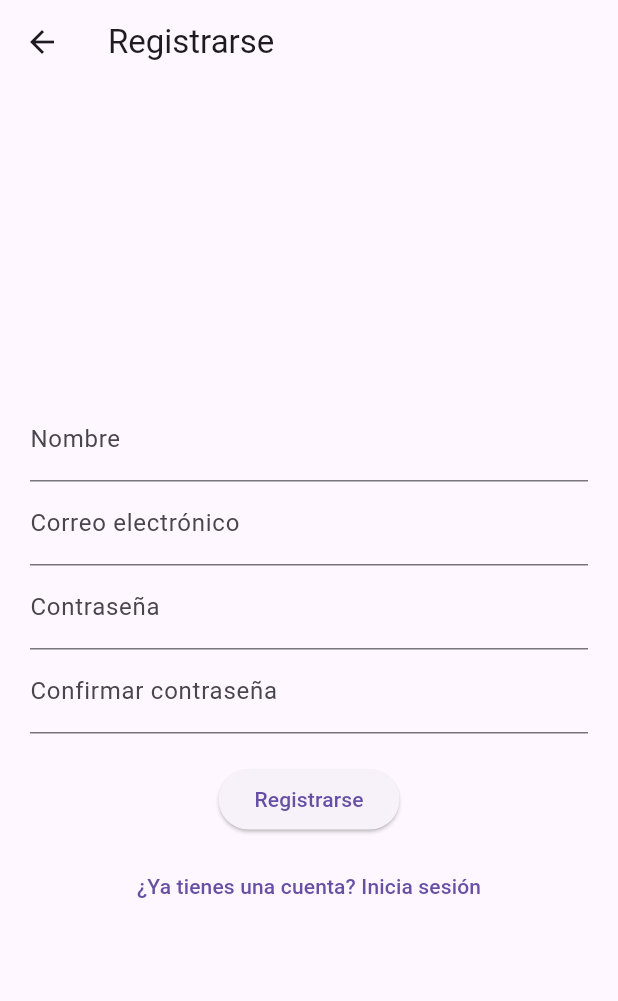
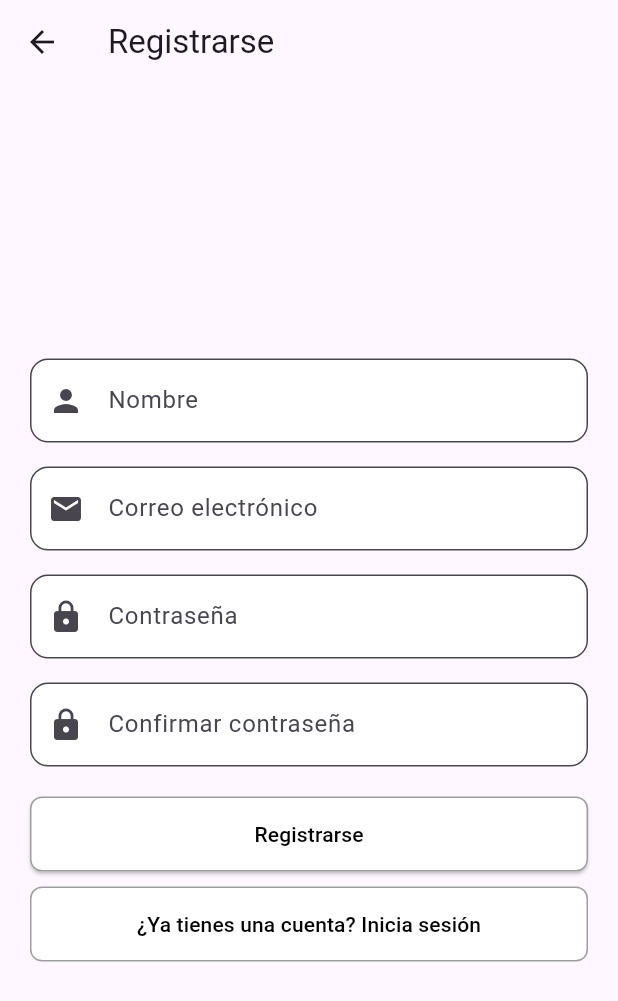
Before and after one commit to Judame21/cajero, a Flutter app: the RegisterScreen screen opened directly, on a phone screen of 412 x 824 dp. Shown: the top 1001 px of the screen. Run offline on Flutter 3.47's test engine with Material 3 defaults, Android fonts, the light colour scheme and no system bars; our stand-ins replace cloud_firestore, firebase_auth, firebase_core, fluttertoast, google_sign_in; accounts and stored records are empty; network calls fail.

Commit message:
Styles aplicados al register}

```diff
--- a/lib/screens/login.dart
+++ b/lib/screens/login.dart
@@ -205,7 +205,6 @@ class _LoginScreenState extends State<LoginScreen> {
                   MaterialPageRoute(builder: (context) => RegisterScreen()),
                 );
               },
-              child: Text('¿No tienes cuenta? Regístrate aquí'),
               style: ElevatedButton.styleFrom(
                       backgroundColor: Colors.white,
                       foregroundColor: Colors.black,
@@ -215,6 +214,8 @@ class _LoginScreenState extends State<LoginScreen> {
                         borderRadius: BorderRadius.circular(8),
                       ),
                     ),
+              child: Text('¿No tienes cuenta? Regístrate aquí'),
+
             ),
             SizedBox(height: 20),
           ],
--- a/lib/screens/register.dart
+++ b/lib/screens/register.dart
@@ -88,26 +88,57 @@ class _RegisterScreenState extends State<RegisterScreen> {
           children: [
             TextField(
               controller: _nameController,
-              decoration: InputDecoration(labelText: 'Nombre'),
+              decoration: InputDecoration(
+                labelText: 'Nombre',
+                prefixIcon: Icon(Icons.person),
+                border:OutlineInputBorder(borderRadius: BorderRadius.circular(12)),
+                filled: true,
+                fillColor: const Color.fromARGB(255, 255, 255, 255),
+                ),
+
             ),
+            SizedBox(height: 16),
             TextField(
               controller: _emailController,
-              decoration: InputDecoration(labelText: 'Correo electrónico'),
+              decoration: InputDecoration(labelText: 'Correo electrónico',
+                prefixIcon: Icon(Icons.email),
+                border:OutlineInputBorder(borderRadius: BorderRadius.circular(12)),
+                filled: true,
+                fillColor: const Color.fromARGB(255, 255, 255, 255),),
               keyboardType: TextInputType.emailAddress,
             ),
+            SizedBox(height: 16),
             TextField(
               controller: _passwordController,
-              decoration: InputDecoration(labelText: 'Contraseña'),
+              decoration: InputDecoration(labelText: 'Contraseña',
+                prefixIcon: Icon(Icons.lock),
+                border:OutlineInputBorder(borderRadius: BorderRadius.circular(12)),
+                filled: true,
+                fillColor: const Color.fromARGB(255, 255, 255, 255),),
               obscureText: true,
             ),
+            SizedBox(height: 16),
             TextField(
               controller: _confirmPasswordController,
-              decoration: InputDecoration(labelText: 'Confirmar contraseña'),
+              decoration: InputDecoration(labelText: 'Confirmar contraseña',
+                prefixIcon: Icon(Icons.lock),
+                border:OutlineInputBorder(borderRadius: BorderRadius.circular(12)),
+                filled: true,
+                fillColor: const Color.fromARGB(255, 255, 255, 255),),
               obscureText: true,
             ),
             SizedBox(height: 20),
             ElevatedButton(
               onPressed: _register,
+              style: ElevatedButton.styleFrom(
+                      backgroundColor: Colors.white,
+                      foregroundColor: Colors.black,
+                      minimumSize: Size(double.infinity, 50),
+                      side: BorderSide(color: Colors.grey),
+                      shape: RoundedRectangleBorder(
+                        borderRadius: BorderRadius.circular(8),
+                      ),
+                    ),
               child: Text('Registrarse'),
             ),
             SizedBox(height: 10),
@@ -115,6 +146,15 @@ class _RegisterScreenState extends State<RegisterScreen> {
               onPressed: () {
                 Navigator.pop(context); // Volver a la pantalla de login
               },
+              style: ElevatedButton.styleFrom(
+                      backgroundColor: Colors.white,
+                      foregroundColor: Colors.black,
+                      minimumSize: Size(double.infinity, 50),
+                      side: BorderSide(color: Colors.grey),
+                      shape: RoundedRectangleBorder(
+                        borderRadius: BorderRadius.circular(8),
+                      ),
+                    ),
               child: Text('¿Ya tienes una cuenta? Inicia sesión'),
             ),
           ],
```
